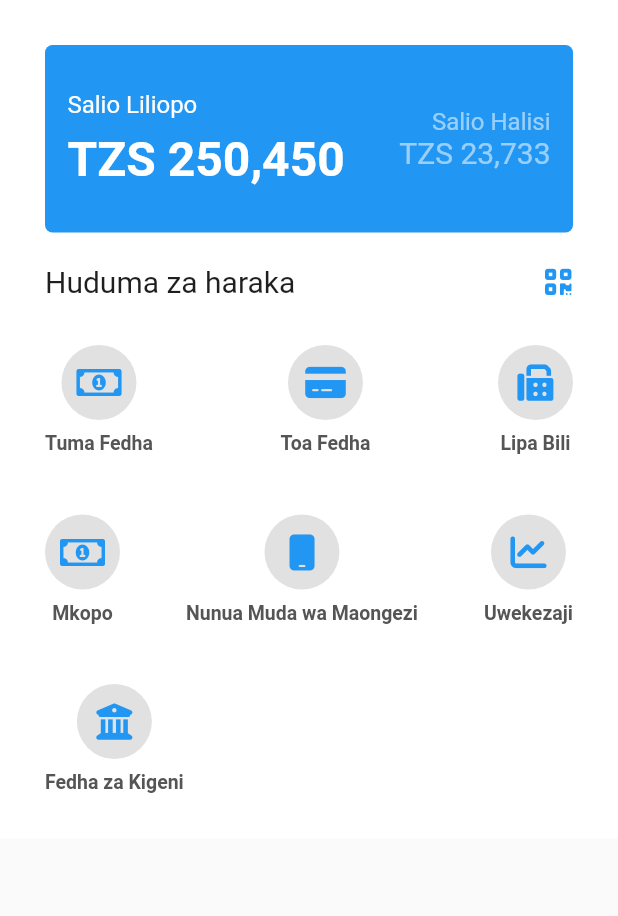
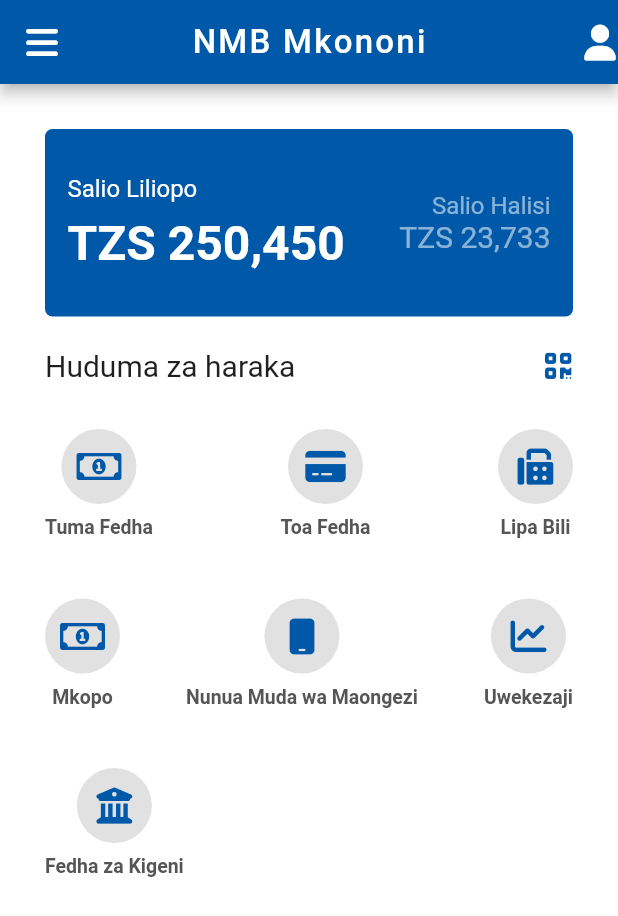
Before and after one commit to wao1ook/nmbmkononi, a Flutter app: the screen it shows after launch, on a phone screen of 412 x 824 dp. Shown: the top 916 px of the screen. Run offline on Flutter 3.47's test engine with Material 2 defaults, Android fonts, the phone set to English and light mode, and no system bars; our stand-ins replace flutter_icons; Roboto replaces fonts that are missing (Myriad Pro).

Commit message:
Updating Color

```diff
--- a/lib/main.dart
+++ b/lib/main.dart
@@ -1,5 +1,6 @@
 import 'package:flutter/material.dart';
 import 'package:flutter/cupertino.dart';
+import 'package:flutter_icons/flutter_icons.dart';
 import 'package:nmbmkononi/pages/home.dart';
 
 void main() {
@@ -17,6 +18,25 @@ class _AppState extends State<App> {
   @override
   Widget build(BuildContext context) {
     return Scaffold(
+      appBar: AppBar(
+        backgroundColor: Color(0xff0058a8),
+        title: Text(
+          'NMB Mkononi',
+          style: TextStyle(
+            fontSize: 22.0,
+            letterSpacing: 1.5,
+          ),
+        ),
+        leading: IconButton(
+          icon: Icon(FontAwesome.navicon),
+          onPressed: () => Navigator.pop(context),
+          color: Colors.white,
+        ),
+        actions: [
+          Icon(FontAwesome.user),
+        ],
+        centerTitle: true,
+      ),
       body: ListView.builder(
         itemCount: 1,
         itemBuilder: (BuildContext context, int index) {
--- a/lib/pages/home.dart
+++ b/lib/pages/home.dart
@@ -14,7 +14,7 @@ class Home extends StatelessWidget {
             child: Container(
               padding: EdgeInsets.symmetric(vertical: 30, horizontal: 15),
               decoration: BoxDecoration(
-                color: Colors.blue,
+                color: Color(0xff0058a8),
                 borderRadius: BorderRadius.circular(5),
               ),
               child: Row(
@@ -98,7 +98,7 @@ class Home extends StatelessWidget {
               ),
               Icon(
                 FontAwesome.qrcode,
-                color: Colors.blue,
+                color: Color(0xff0058a8),
                 size: 20,
               ),
             ],
@@ -120,7 +120,7 @@ class Home extends StatelessWidget {
                     ),
                     child: Icon(
                       FontAwesome.money,
-                      color: Colors.blue,
+                      color: Color(0xff0058a8),
                     ),
                   ),
                   Padding(
@@ -149,7 +149,7 @@ class Home extends StatelessWidget {
                     ),
                     child: Icon(
                       FontAwesome.credit_card,
-                      color: Colors.blue,
+                      color: Color(0xff0058a8),
                     ),
                   ),
                   Padding(
@@ -178,7 +178,7 @@ class Home extends StatelessWidget {
                     ),
                     child: Icon(
                       FontAwesome.fax,
-                      color: Colors.blue,
+                      color: Color(0xff0058a8),
                     ),
                   ),
                   Padding(
@@ -215,7 +215,7 @@ class Home extends StatelessWidget {
                     ),
                     child: Icon(
                       FontAwesome.money,
-                      color: Colors.blue,
+                      color: Color(0xff0058a8),
                     ),
                   ),
                   Padding(
@@ -244,7 +244,7 @@ class Home extends StatelessWidget {
                     ),
                     child: Icon(
                       FontAwesome.mobile_phone,
-                      color: Colors.blue,
+                      color: Color(0xff0058a8),
                     ),
                   ),
                   Padding(
@@ -273,7 +273,7 @@ class Home extends StatelessWidget {
                     ),
                     child: Icon(
                       FontAwesome.line_chart,
-                      color: Colors.blue,
+                      color: Color(0xff0058a8),
                     ),
                   ),
                   Padding(
@@ -310,7 +310,7 @@ class Home extends StatelessWidget {
                     ),
                     child: Icon(
                       FontAwesome.bank,
-                      color: Colors.blue,
+                      color: Color(0xff0058a8),
                     ),
                   ),
                   Padding(
```
